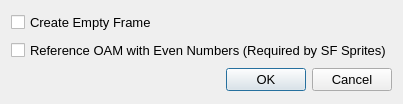
The window that buildoptiondialog.ui (brianuuu/BNSpriteEditor) describes before a commit, drawn with Qt 5.
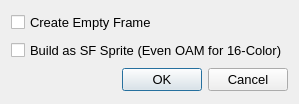
The same window after the commit.

Commit message:
Custom Sprite Manager 256 color support
-Add valid check for BN sprite must have start tile > 255
-256 color custom sprite will disable even OAM build option, it doesn't need it
-Allow Custom Sprite Manager to select 16-color or 256-color mode at the beginning

-

```diff
--- a/buildoptiondialog.ui
+++ b/buildoptiondialog.ui
@@ -9,7 +9,7 @@
    <rect>
     <x>0</x>
     <y>0</y>
-    <width>397</width>
+    <width>295</width>
     <height>104</height>
    </rect>
   </property>
@@ -32,7 +32,7 @@
    <item>
     <widget class="QCheckBox" name="CB_EvenOAM">
      <property name="text">
-      <string>Reference OAM with Even Numbers (Required by SF Sprites)</string>
+      <string>Build as SF Sprite (Even OAM for 16-Color)</string>
      </property>
     </widget>
    </item>
```
The commit also changes 8 other files.
